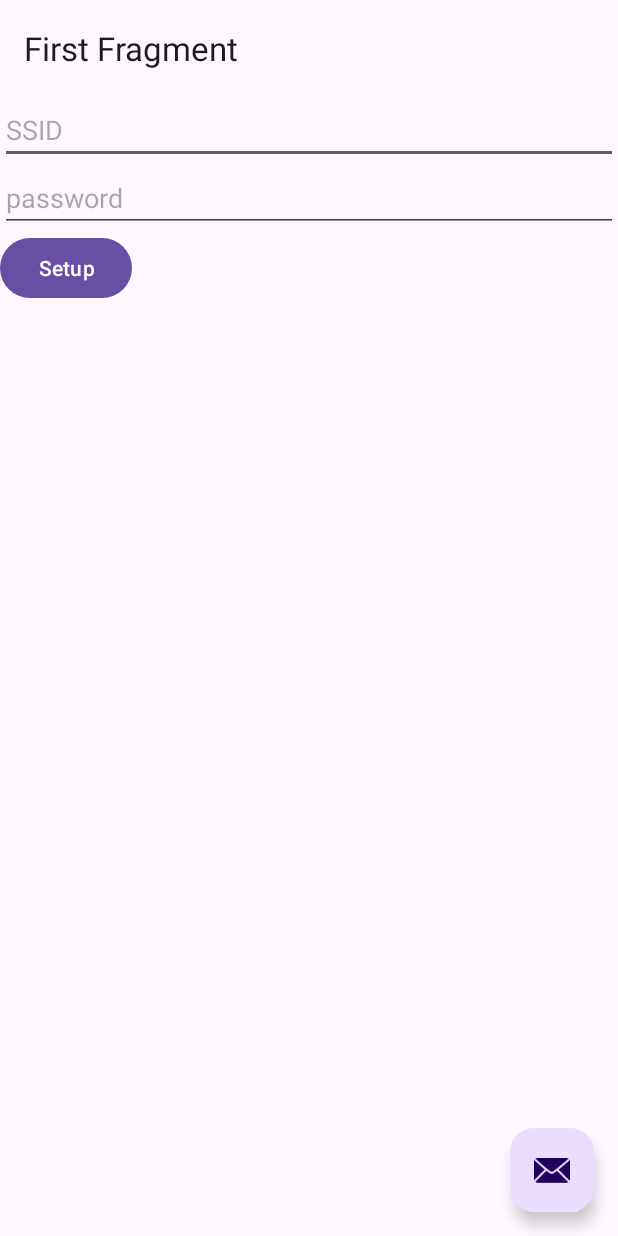
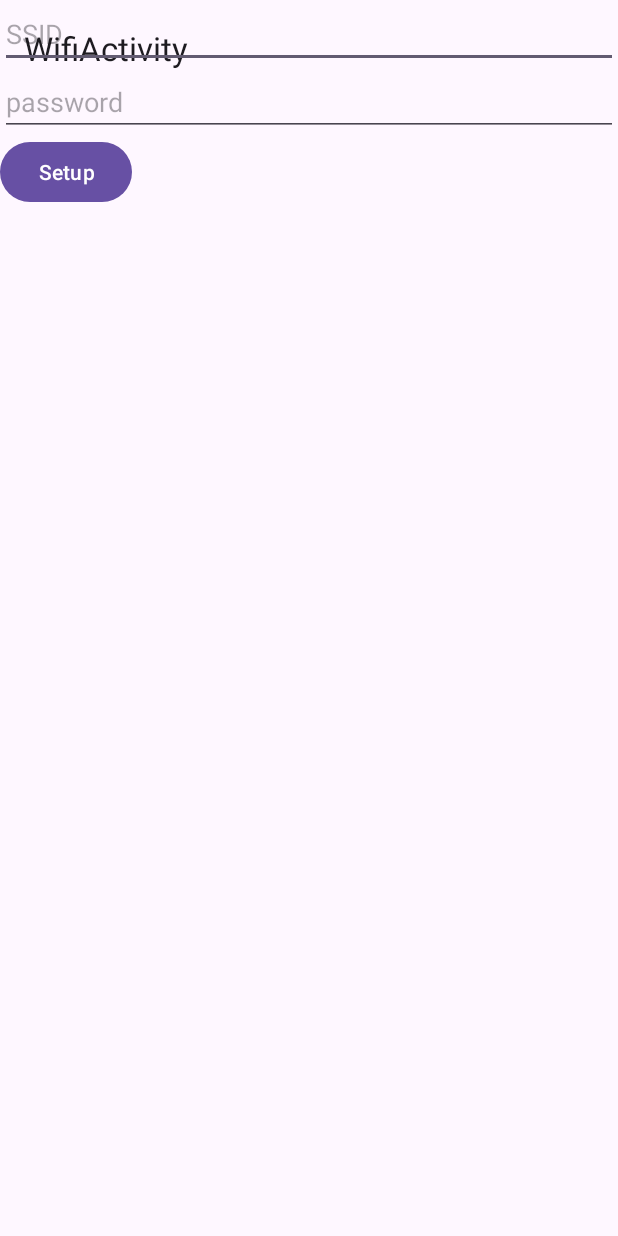
Before and after one commit to pooyay/HWLab, an Android app built with Jetpack Compose: the WifiActivity screen opened directly, with no data from a screen before it, after a tap on "Setup", on a phone screen of 412 x 824 dp. Run offline under Robolectric (Android 15) with nearby library versions, the phone set to English and light mode, and no system bars; our stand-ins replace navigation-ui; network calls fail.

Commit message:
connect to wifi

```diff
--- a/app/build.gradle.kts
+++ b/app/build.gradle.kts
@@ -63,8 +63,8 @@ dependencies {
     implementation("com.google.android.material:material:1.9.0")
     implementation("androidx.appcompat:appcompat:1.6.1")
     implementation("androidx.constraintlayout:constraintlayout:2.1.4")
-    implementation("androidx.navigation:navigation-fragment-ktx:2.7.0")
-    implementation("androidx.navigation:navigation-ui-ktx:2.7.0")
+//    implementation("androidx.navigation:navigation-fragment-ktx:2.7.0")
+//    implementation("androidx.navigation:navigation-ui-ktx:2.7.0")
     testImplementation("junit:junit:4.13.2")
     androidTestImplementation("androidx.test.ext:junit:1.1.5")
     androidTestImplementation("androidx.test.espresso:espresso-core:3.5.1")
--- a/app/src/main/java/edu/sharif/hwlab/WifiActivity.kt
+++ b/app/src/main/java/edu/sharif/hwlab/WifiActivity.kt
@@ -1,17 +1,60 @@
 package edu.sharif.hwlab
 
+import android.content.Context
+import android.net.wifi.WifiConfiguration
+import android.net.wifi.WifiManager
 import android.os.Bundle
-import com.google.android.material.snackbar.Snackbar
+//import com.google.android.material.snackbar.Snackbar
 import androidx.appcompat.app.AppCompatActivity
-import androidx.navigation.findNavController
-import androidx.navigation.ui.AppBarConfiguration
-import androidx.navigation.ui.navigateUp
-import androidx.navigation.ui.setupActionBarWithNavController
+//import androidx.navigation.findNavController
+//import androidx.navigation.ui.AppBarConfiguration
+//import androidx.navigation.ui.navigateUp
+//import androidx.navigation.ui.setupActionBarWithNavController
 import edu.sharif.hwlab.databinding.ActivityWifiBinding
+import java.io.BufferedReader
+import java.io.DataOutputStream
+import java.io.InputStreamReader
+import java.net.HttpURLConnection
+import java.net.URL
 
 class WifiActivity : AppCompatActivity() {
 
-    private lateinit var appBarConfiguration: AppBarConfiguration
+    fun postRequest() {
+//        val values = mapOf("ssid" to binding.ssidText.text, "password" to binding.passwordText.text)
+        val url = URL("http://192.168.4.1/wifi")
+        val postData = "ssid=" + binding.ssidText.text + "&password=" + binding.passwordText.text
+
+        val conn = url.openConnection() as HttpURLConnection
+        conn.requestMethod = "POST"
+        conn.doOutput = true
+        conn.setRequestProperty("Content-Type", "application/x-www-form-urlencoded")
+        conn.setRequestProperty("Content-Length", postData.length.toString())
+        conn.useCaches = false
+
+        DataOutputStream(conn.outputStream).use { it.writeBytes(postData) }
+        BufferedReader(InputStreamReader(conn.inputStream)).use { br ->
+            var line: String?
+            while (br.readLine().also { line = it } != null) {
+                println(line)
+            }
+        }
+    }
+
+    fun setupHotspot(){
+        val esp_ssid = "sakht"
+        val esp_password = "12345678"
+        val wifiConfig = WifiConfiguration()
+        wifiConfig.SSID = java.lang.String.format("\"%s\"", esp_ssid)
+        wifiConfig.preSharedKey = java.lang.String.format("\"%s\"", esp_password)
+        val wifiManager = applicationContext.getSystemService(Context.WIFI_SERVICE) as WifiManager
+        val netId = wifiManager.addNetwork(wifiConfig)
+        wifiManager.disconnect()
+        wifiManager.enableNetwork(netId, true)
+        wifiManager.reconnect()
+    }
+
+
+    //    private lateinit var appBarConfiguration: AppBarConfiguration
     private lateinit var binding: ActivityWifiBinding
 
     override fun onCreate(savedInstanceState: Bundle?) {
@@ -22,22 +65,19 @@ class WifiActivity : AppCompatActivity() {
 
         setSupportActionBar(binding.toolbar)
 
-        val navController = findNavController(R.id.nav_host_fragment_content_wifi)
-        appBarConfiguration = AppBarConfiguration(navController.graph)
-        setupActionBarWithNavController(navController, appBarConfiguration)
+//        val navController = findNavController(R.id.nav_host_fragment_content_wifi)
+//        appBarConfiguration = AppBarConfiguration(navController.graph)
+//        setupActionBarWithNavController(navController, appBarConfiguration)
 
-        binding.fab.setOnClickListener { view ->
-            Snackbar.make(view, "Replace with your own action", Snackbar.LENGTH_LONG)
-                .setAction("Action", null).show()
+        binding.setupButton.setOnClickListener {
+            postRequest()
         }
-
-
 
     }
 
-    override fun onSupportNavigateUp(): Boolean {
-        val navController = findNavController(R.id.nav_host_fragment_content_wifi)
-        return navController.navigateUp(appBarConfiguration)
-                || super.onSupportNavigateUp()
-    }
+//    override fun onSupportNavigateUp(): Boolean {
+//        val navController = findNavController(R.id.nav_host_fragment_content_wifi)
+//        return navController.navigateUp(appBarConfiguration)
+//                || super.onSupportNavigateUp()
+//    }
 }
--- a/app/src/main/res/layout/activity_wifi.xml
+++ b/app/src/main/res/layout/activity_wifi.xml
@@ -19,15 +19,34 @@
 
     </com.google.android.material.appbar.AppBarLayout>
 
-    <include layout="@layout/content_wifi" />
+    <LinearLayout
+        android:layout_width="match_parent"
+        android:layout_height="match_parent"
+        tools:context=".FirstFragment"
+        android:orientation="vertical">
 
-    <com.google.android.material.floatingactionbutton.FloatingActionButton
-        android:id="@+id/fab"
-        android:layout_width="wrap_content"
-        android:layout_height="wrap_content"
-        android:layout_gravity="bottom|end"
-        android:layout_marginEnd="@dimen/fab_margin"
-        android:layout_marginBottom="16dp"
-        app:srcCompat="@android:drawable/ic_dialog_email" />
+        <EditText
+            android:id="@+id/ssid_text"
+            android:layout_width="match_parent"
+            android:layout_height="wrap_content"
+            android:ems="10"
+            android:hint="SSID"
+            android:inputType="text" />
+
+        <EditText
+            android:id="@+id/password_text"
+            android:layout_width="match_parent"
+            android:layout_height="wrap_content"
+            android:ems="10"
+            android:hint="password"
+            android:inputType="textPassword" />
+
+        <Button
+            android:id="@+id/setup_button"
+            android:layout_width="wrap_content"
+            android:layout_height="wrap_content"
+            android:text="Setup" />
+
+    </LinearLayout>
 
 </androidx.coordinatorlayout.widget.CoordinatorLayout>
```
